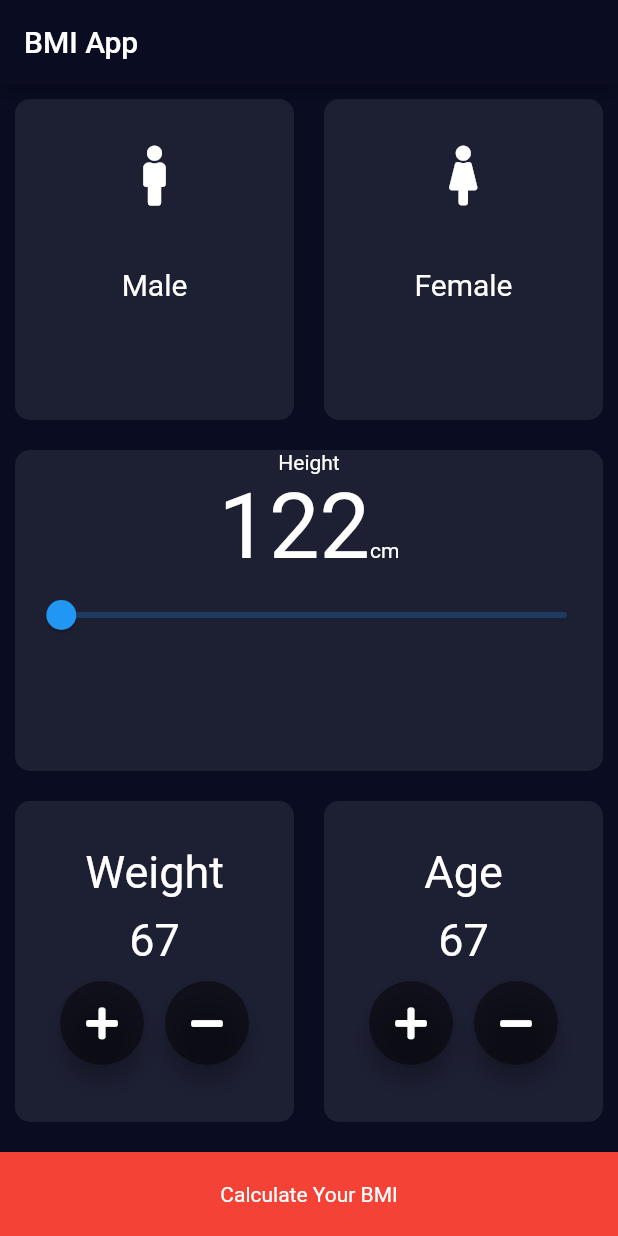
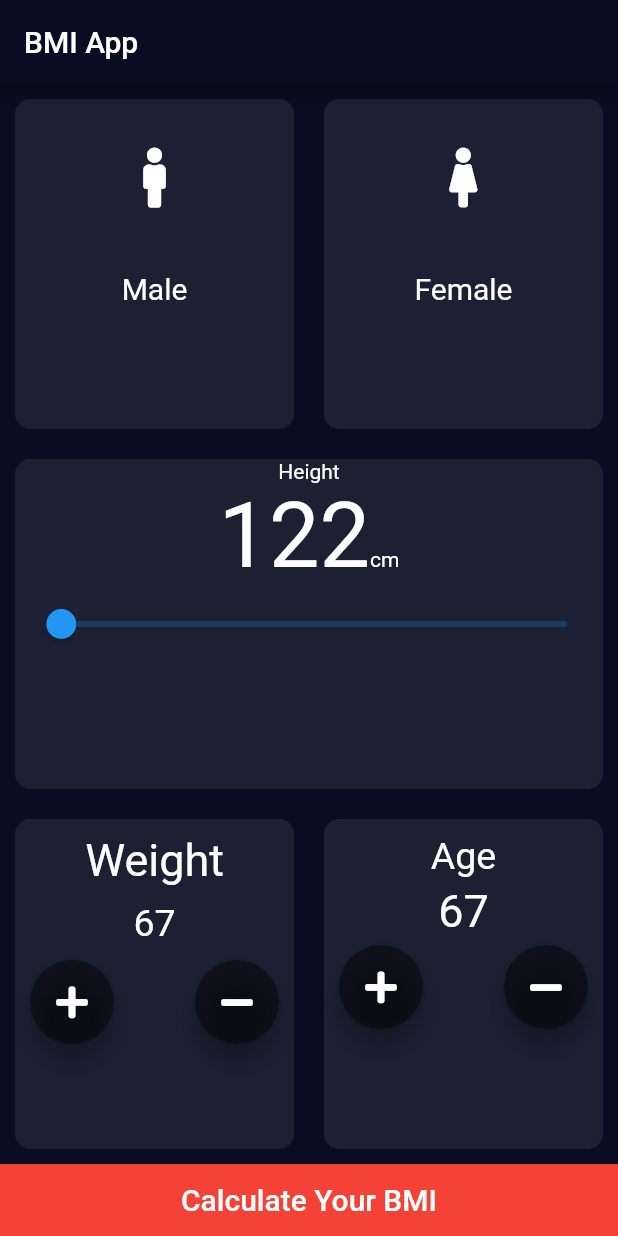
Before and after one commit to Mohammad-Haseeb/Body-Mass-Index-App, a Flutter app: the screen it shows after launch, on a phone screen of 412 x 824 dp. Run offline on Flutter 3.47's test engine with Material 2 defaults, Android fonts, the phone set to English and light mode, and no system bars; our stand-ins replace font_awesome_flutter; missing offline and left inert: dart:ffi.

```diff
--- a/lib/bottom_Button.dart
+++ b/lib/bottom_Button.dart
@@ -1,4 +1,5 @@
 import 'package:flutter/material.dart';
+import 'finalScreen.dart';
 class bottom_button extends StatelessWidget {
   const bottom_button({
     Key key,
@@ -7,14 +8,22 @@ class bottom_button extends StatelessWidget {
   @override
   Widget build(BuildContext context) {
     return Container(
-      child: Center(
-        child: Text(
-            "Calculate Your BMI"
+      child: TextButton(
+        onPressed: (){
+          Navigator.push(context, MaterialPageRoute(builder: (context)=>ResultScreen()));
+        },
+        child: Center(
+          child: Text(
+              "Calculate Your BMI",
+            style: TextStyle(
+              color: Colors.white,
+              fontSize: 20.0
+
+             ),
+          ),
         ),
       ),
       color: Colors.red,
-      margin: EdgeInsets.only(top: 10.0),
-      padding: EdgeInsets.only(bottom: 20.0,top:20.0),
       width: double.infinity,
     );
   }
--- a/lib/input_Page.dart
+++ b/lib/input_Page.dart
@@ -128,7 +128,7 @@ class _Input_PageState extends State<Input_Page> {
                           child: resuable_cards(
                             Colour:unSelected_Colour,
                             widget: Padding(
-                              padding: const EdgeInsets.all(30.0),
+                              padding: const EdgeInsets.all(10.0),
                               child: Column(
                                 children: [
                                   Text("Weight" ,style: TextStyle(
@@ -138,7 +138,7 @@ class _Input_PageState extends State<Input_Page> {
                                     height: 10.0,
                                   ),
                                   Text("67",style: TextStyle(
-                                      fontSize: 30.0
+                                      fontSize: 25.0
 
                                   ),),SizedBox(
                                     height: 10.0,
@@ -179,20 +179,20 @@ class _Input_PageState extends State<Input_Page> {
                           child: resuable_cards(
                             Colour: unSelected_Colour,
                             widget: Padding(
-                              padding: const EdgeInsets.all(30.0),
+                              padding: const EdgeInsets.all(10.0),
                               child: Column(
                                 children: [
                                   Text("Age" ,style: TextStyle(
-                                      fontSize: 30.0
+                                      fontSize: 25.0
                                   ),),
                                   SizedBox(
-                                    height: 10.0,
+                                    height: 05.0,
                                   ),
                                   Text("67",style: TextStyle(
                                       fontSize: 30.0
 
                                   ),),SizedBox(
-                                    height: 10.0,
+                                    height: 05.0,
                                   ),
                                   Row(
                                     mainAxisAlignment: MainAxisAlignment.spaceBetween,
--- a/lib/main.dart
+++ b/lib/main.dart
@@ -2,4 +2,5 @@ import 'package:flutter/material.dart';
 import 'input_Page.dart';
 void main() {
   runApp(Input_Page());
+
 }
```
Also changed, not shown: lib/finalScreen.dart (added, +70 -0 lines).
